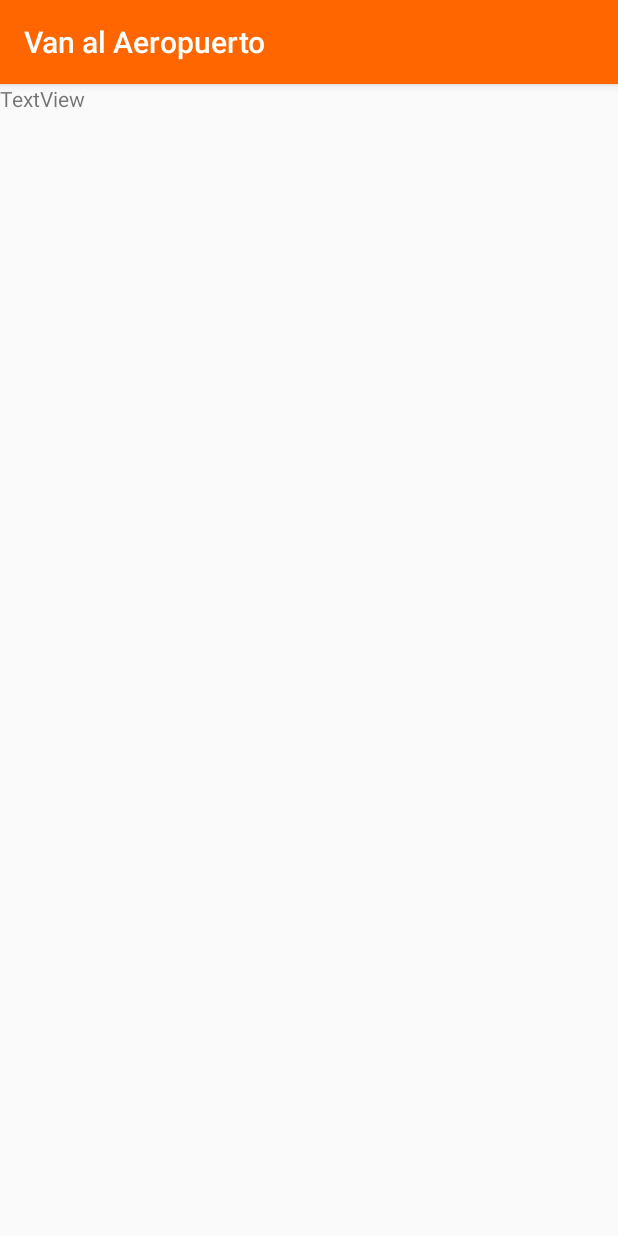
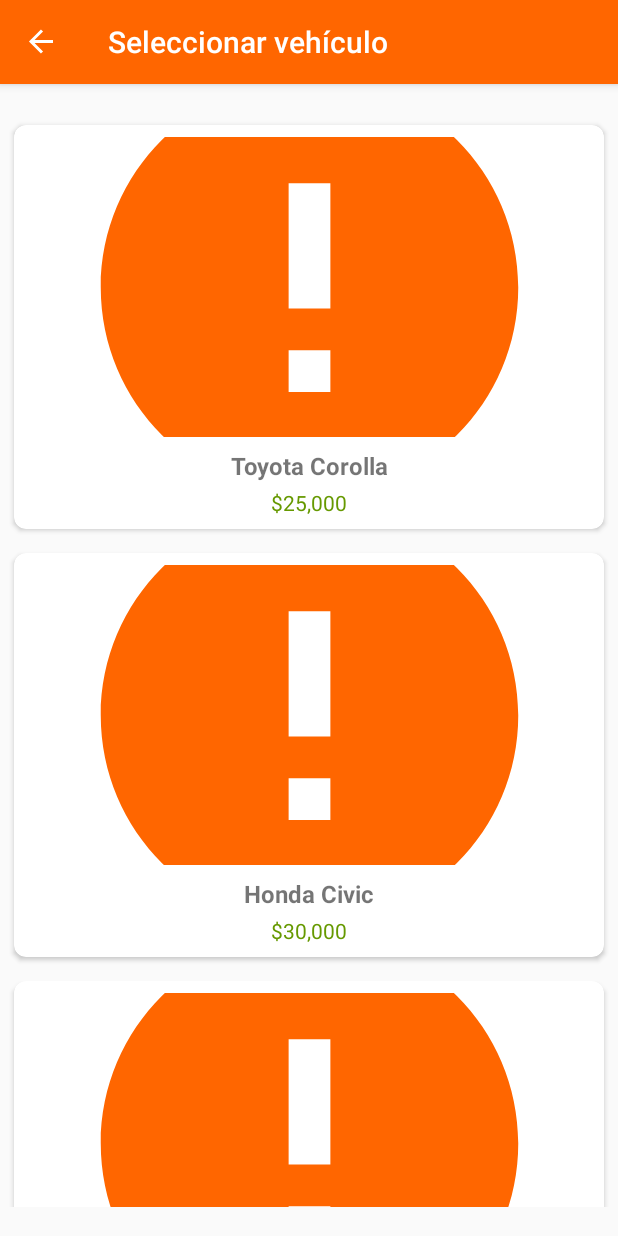
Before and after one commit to juanmartinez-19/vaa, an Android app built with Jetpack Compose: the VehiculosFragment screen opened through its navigation route, on a phone screen of 412 x 824 dp. Run offline under Robolectric (Android 15) with nearby library versions, the phone set to English and light mode, and no system bars; our stand-ins replace navigation-ui; pictures from the network do not load.

Commit message:
Pantalla que lista los vehículos

```diff
--- a/app/src/main/java/com/example/vanalaeropuerto/activities/HomeActivity.kt
+++ b/app/src/main/java/com/example/vanalaeropuerto/activities/HomeActivity.kt
@@ -2,6 +2,7 @@ package com.example.vanalaeropuerto.activities
 
 import android.os.Bundle
 import android.widget.TextView
+import android.widget.Toolbar
 import androidx.activity.ComponentActivity
 import androidx.activity.compose.setContent
 import androidx.appcompat.app.AppCompatActivity
@@ -12,18 +13,28 @@ import androidx.compose.material3.Text
 import androidx.compose.runtime.Composable
 import androidx.compose.ui.Modifier
 import androidx.compose.ui.tooling.preview.Preview
+import androidx.navigation.findNavController
+import androidx.navigation.fragment.NavHostFragment
+import androidx.navigation.ui.NavigationUI.setupActionBarWithNavController
+import androidx.navigation.ui.setupActionBarWithNavController
 import com.example.vanalaeropuerto.R
 import com.example.vanalaeropuerto.activities.ui.theme.VanAlAeropuertoTheme
 
 class HomeActivity : AppCompatActivity() {
 
-
-
     override fun onCreate(savedInstanceState: Bundle?) {
         super.onCreate(savedInstanceState)
         setContentView(R.layout.home_activity)
 
+        val navHostFragment = supportFragmentManager.findFragmentById(R.id.nav_host_fragment_home) as NavHostFragment
+        val navController = navHostFragment.navController
 
+        setupActionBarWithNavController(navController)
+    }
+
+    override fun onSupportNavigateUp(): Boolean {
+        val navController = findNavController(R.id.nav_host_fragment_home)
+        return navController.navigateUp() || super.onSupportNavigateUp()
     }
 
 }
--- /dev/null
+++ b/app/src/main/java/com/example/vanalaeropuerto/adapters/VehicleAdapter.kt
@@ -0,0 +1,83 @@
+package com.example.vanalaeropuerto.adapters
+
+import android.view.LayoutInflater
+import android.view.View
+import android.view.ViewGroup
+import android.widget.ImageView
+import android.widget.TextView
+import androidx.recyclerview.widget.RecyclerView
+import com.bumptech.glide.Glide
+import com.example.vanalaeropuerto.R
+import com.example.vanalaeropuerto.entities.Vehicle
+import java.text.NumberFormat
+import java.util.Locale
+
+class VehicleAdapter(
+    var vehicles : MutableList<Vehicle>,
+    var onClick : (Int) -> Unit
+) : RecyclerView.Adapter<VehicleAdapter.VehicleHolder>() {
+
+    class VehicleHolder(view : View) : RecyclerView.ViewHolder(view)
+    {
+
+        private var v : View
+        init {
+            this.v = view
+        }
+
+        fun setVehicleName(name : String)  {
+            val txtTitle : TextView = v.findViewById(R.id.tvVehicleName)
+            txtTitle.text = name
+        }
+        fun setVehiclePrice(price: Double) {
+            val txtPrice: TextView = v.findViewById(R.id.etVehiclePrice)
+
+            val numberFormat = NumberFormat.getNumberInstance(Locale.getDefault())
+
+            val formattedPrice = numberFormat.format(price)
+
+            txtPrice.text = "$$formattedPrice"
+        }
+
+        fun setProductImage(imageUri: String) {
+            val imgVehicle: ImageView = v.findViewById(R.id.ivVehicleImage)
+
+            Glide.with(imgVehicle.context)
+                .load(imageUri)
+                .placeholder(R.drawable.placeholderimage_124)
+                .error(R.drawable.image_error_24)
+                .into(imgVehicle)
+        }
+
+    }
+
+    override fun onCreateViewHolder(parent: ViewGroup, viewType: Int): VehicleHolder {
+        val view = LayoutInflater.from(parent.context).inflate(R.layout.item_vehicle,parent,false)
+        return (VehicleHolder(view))
+    }
+
+    override fun getItemCount(): Int {
+        return vehicles.size
+    }
+
+    fun getSelectedProduct(position: Int):Vehicle {
+        return vehicles[position]
+    }
+
+    fun submitList(newProducts: MutableList<Vehicle>) {
+        vehicles.clear()
+        vehicles.addAll(newProducts)
+        notifyDataSetChanged()
+    }
+
+    override fun onBindViewHolder(holder: VehicleHolder, position: Int) {
+        vehicles[position].getVehicleName()?.let { holder.setVehicleName(it) }
+        vehicles[position].getVehiclePrice()?.let { holder.setVehiclePrice(it) }
+        vehicles[position].getVehicleUrlImage()?.let { holder.setProductImage(it) }
+
+        holder.itemView.setOnClickListener() {
+            onClick(position)
+        }
+    }
+
+}
--- /dev/null
+++ b/app/src/main/java/com/example/vanalaeropuerto/data/MyResult.kt
@@ -0,0 +1,7 @@
+package com.example.vanalaeropuerto.data
+
+sealed class MyResult<out T> {
+    data class Success<out T>(val data: T) : MyResult<T>()
+    data class Failure(val exception: Exception) : MyResult<Nothing>()
+
+}
--- /dev/null
+++ b/app/src/main/java/com/example/vanalaeropuerto/data/VehiclesRepository.kt
@@ -0,0 +1,66 @@
+package com.example.vanalaeropuerto.data
+
+import android.content.ContentValues
+import android.util.Log
+import com.example.vanalaeropuerto.entities.Vehicle
+
+class VehiclesRepository {
+
+    suspend fun getVehicles () : MyResult<MutableList<Vehicle>> {
+        var vehiclesList : MutableList<Vehicle> = mutableListOf()
+
+        vehiclesList.add(
+            Vehicle(
+                vehicleId = "1",
+                vehiclePrice = 25000.0,
+                vehicleDriver = "John Doe",
+                vehicleName = "Toyota Corolla",
+                vehicleUrlImage = "https://tcl-s3-bucket.s3.amazonaws.com/web/media/images/Corolla_destacado.max-730x330_2.max-730x330.png"
+            )
+        )
+        vehiclesList.add(
+            Vehicle(
+                vehicleId = "2",
+                vehiclePrice = 30000.0,
+                vehicleDriver = "Jane Smith",
+                vehicleName = "Honda Civic",
+                vehicleUrlImage = "https://cdn.motor1.com/images/mgl/WV6rr/s1/lanzamiento-honda-civic-2017.webp"
+            )
+        )
+        vehiclesList.add(
+            Vehicle(
+                vehicleId = "3",
+                vehiclePrice = 20000.0,
+                vehicleDriver = "Mike Johnson",
+                vehicleName = "Ford Focus",
+                vehicleUrlImage = "https://www.carone.com.ar/wp-content/uploads/2024/05/fc78c9f4-6351-430f-8fe1-d5f8209bb9f5-1.jpg"
+            )
+        )
+        vehiclesList.add(
+            Vehicle(
+                vehicleId = "4",
+                vehiclePrice = 45000.0,
+                vehicleDriver = "Emily Davis",
+                vehicleName = "BMW 3 Series",
+                vehicleUrlImage = "https://www.bmw.cl/content/dam/bmw/common/all-models/3-series/sedan/2022/navigation/bmw-3-series-sedan-lci-modelfinder.png/jcr:content/renditions/cq5dam.resized.img.585.low.time1652686057507.png"
+            )
+        )
+
+        return MyResult.Success(vehiclesList)
+
+        /*
+        return try {
+            val documents =  db.collection("products")
+                .get()
+                .await()
+            productsList = documents.toObjects(Vehicle::class.java)
+            return MyResult.Success(productsList)
+        } catch (e : Exception) {
+            Log.e(ContentValues.TAG, "Exception thrown: ${e.message}")
+            MyResult.Failure(e)
+        }
+        */
+    }
+
+
+}
--- /dev/null
+++ b/app/src/main/java/com/example/vanalaeropuerto/entities/Person.kt
@@ -0,0 +1,4 @@
+package com.example.vanalaeropuerto.entities
+
+class Person {
+}
--- /dev/null
+++ b/app/src/main/java/com/example/vanalaeropuerto/entities/Trip.kt
@@ -0,0 +1,4 @@
+package com.example.vanalaeropuerto.entities
+
+class Trip {
+}
--- /dev/null
+++ b/app/src/main/java/com/example/vanalaeropuerto/entities/Vehicle.kt
@@ -0,0 +1,31 @@
+package com.example.vanalaeropuerto.entities
+
+class Vehicle (
+    private var vehicleId : String?="",
+    private var vehiclePrice : Double?=0.0,
+    private var vehicleDriver : String?="",
+    private var vehicleName : String?="",
+    private var vehicleUrlImage : String?
+) {
+
+    fun getVehiclePrice() : Double? {
+        return this.vehiclePrice
+    }
+
+    fun getVehicleDriver() : String? {
+        return this.vehicleDriver
+    }
+
+    fun getVehicleId() : String? {
+        return this.vehicleId
+    }
+
+    fun getVehicleName() : String? {
+        return this.vehicleName
+    }
+
+    fun getVehicleUrlImage() : String? {
+        return this.vehicleUrlImage
+    }
+
+}
--- a/app/src/main/java/com/example/vanalaeropuerto/fragments/VehiculosFragment.kt
+++ b/app/src/main/java/com/example/vanalaeropuerto/fragments/VehiculosFragment.kt
@@ -2,14 +2,31 @@ package com.example.vanalaeropuerto.fragments
 
 import androidx.lifecycle.ViewModelProvider
 import android.os.Bundle
+import android.util.Log
 import androidx.fragment.app.Fragment
 import android.view.LayoutInflater
 import android.view.View
 import android.view.ViewGroup
+import android.widget.ProgressBar
+import android.widget.TextView
+import androidx.lifecycle.Observer
+import androidx.navigation.fragment.findNavController
+import androidx.recyclerview.widget.GridLayoutManager
+import androidx.recyclerview.widget.LinearLayoutManager
+import androidx.recyclerview.widget.RecyclerView
 import com.example.vanalaeropuerto.R
+import com.example.vanalaeropuerto.adapters.VehicleAdapter
+import com.example.vanalaeropuerto.data.ViewState
 import com.example.vanalaeropuerto.viewmodels.VehiculosViewModel
 
 class VehiculosFragment : Fragment() {
+
+    lateinit var v : View
+    lateinit var recyclerVehicles : RecyclerView
+    lateinit var vehicleAdapter : VehicleAdapter
+    // State
+    lateinit var progressBar : ProgressBar
+    lateinit var textViewError : TextView
 
     companion object {
         fun newInstance() = VehiculosFragment()
@@ -21,13 +38,92 @@ class VehiculosFragment : Fragment() {
         inflater: LayoutInflater, container: ViewGroup?,
         savedInstanceState: Bundle?
     ): View? {
-        return inflater.inflate(R.layout.fragment_vehiculos, container, false)
+        v = inflater.inflate(R.layout.fragment_vehiculos, container, false)
+
+        recyclerVehicles = v.findViewById(R.id.recyclerVehicles)
+        progressBar = v.findViewById(R.id.progressBarLoading)
+
+        val navController = findNavController()
+        val backStackEntryCount = navController.currentBackStackEntry?.let {
+            it.arguments?.size() ?: 0
+        } ?: 0
+
+        Log.d("Navigation", "Back stack entry count: $backStackEntryCount")
+
+
+
+
+        return v
     }
 
-    override fun onActivityCreated(savedInstanceState: Bundle?) {
-        super.onActivityCreated(savedInstanceState)
+    override fun onViewCreated(view: View, savedInstanceState: Bundle?) {
+        super.onViewCreated(view, savedInstanceState)
         viewModel = ViewModelProvider(this).get(VehiculosViewModel::class.java)
+
+        recyclerVehicles.layoutManager = LinearLayoutManager(context)
+        vehicleAdapter = VehicleAdapter(mutableListOf()) {
+            val vehicle = vehicleAdapter.getSelectedProduct(it)
+            //val action = HomeFragmentDirections.actionHomeFragmentToProductDetailFragment(product)
+            //findNavController().navigate(action)
+        }
+        recyclerVehicles.adapter = vehicleAdapter
+
+        viewModel.getProducts()
+
+        this.observeProductsList()
+
+        this.observeState()
+
 
     }
 
+    private fun observeProductsList() {
+        viewModel._vehiclesList.observe(viewLifecycleOwner, Observer { _productsList ->
+            if (_productsList != null) {
+                vehicleAdapter.submitList(_productsList)
+            }
+        })
+    }
+
+    private fun observeState() {
+        viewModel.viewState.observe(viewLifecycleOwner, Observer { viewState ->
+            when (viewState) {
+                is ViewState.Loading -> {
+                    this.showLoading()
+                }
+                is ViewState.Failure -> {
+                    this.showError()
+                }
+                is ViewState.Idle -> {
+                    this.hideLoading()
+                }
+                is ViewState.Empty ->{
+                    this.showEmpty()
+                } else ->{
+                this.showError()
+            }
+            }
+        })
+    }
+
+    private fun showEmpty() {
+        progressBar.visibility = View.GONE
+        recyclerVehicles.visibility = View.GONE
+    }
+
+    private fun showLoading() {
+        progressBar.visibility = View.VISIBLE
+        recyclerVehicles.visibility = View.GONE
+    }
+
+    private fun hideLoading() {
+        progressBar.visibility = View.GONE
+        recyclerVehicles.visibility = View.VISIBLE
+    }
+
+    private fun showError() {
+        progressBar.visibility = View.GONE
+        recyclerVehicles.visibility = View.GONE
+    }
+
 }
--- a/app/src/main/java/com/example/vanalaeropuerto/viewmodels/HomeViewModel.kt
+++ b/app/src/main/java/com/example/vanalaeropuerto/viewmodels/HomeViewModel.kt
@@ -49,4 +49,5 @@ class HomeViewModel : ViewModel() {
 
 
 
+
 }
--- a/app/src/main/java/com/example/vanalaeropuerto/viewmodels/VehiculosViewModel.kt
+++ b/app/src/main/java/com/example/vanalaeropuerto/viewmodels/VehiculosViewModel.kt
@@ -1,7 +1,47 @@
 package com.example.vanalaeropuerto.viewmodels
 
+import android.util.Log
+import androidx.lifecycle.LiveData
+import androidx.lifecycle.MutableLiveData
 import androidx.lifecycle.ViewModel
+import androidx.lifecycle.viewModelScope
+import com.example.vanalaeropuerto.data.MyResult
+import com.example.vanalaeropuerto.data.VehiclesRepository
+import com.example.vanalaeropuerto.data.ViewState
+import com.example.vanalaeropuerto.entities.Vehicle
+import kotlinx.coroutines.launch
 
 class VehiculosViewModel : ViewModel() {
-    // TODO: Implement the ViewModel
+    private val _viewState = MutableLiveData<ViewState>()
+    val viewState: LiveData<ViewState> get() = _viewState
+    var _vehiclesList : MutableLiveData<MutableList<Vehicle>?> = MutableLiveData()
+    val getVehiclesUseCase : VehiclesRepository = VehiclesRepository()
+
+    init {
+        _viewState.value = ViewState.Idle
+    }
+    fun getProducts() {
+        viewModelScope.launch {
+            _viewState.value = ViewState.Loading
+            when (val result = getVehiclesUseCase.getVehicles()){
+                is MyResult.Success -> {
+                    if (result.data.isNotEmpty()) {
+                        _vehiclesList.value = result.data
+                        _viewState.value = ViewState.Idle
+
+                    } else {
+                        _viewState.value = ViewState.Empty
+                    }
+                }
+                is MyResult.Failure -> {
+                    _viewState.value = ViewState.Failure
+                    Log.d("TEST", _viewState.value.toString())
+                }
+            }
+
+
+        }
+    }
+
+
 }
--- /dev/null
+++ b/app/src/main/res/drawable/image_error_124.xml
@@ -0,0 +1,5 @@
+<vector android:height="124dp" android:tint="#FF6600"
+    android:viewportHeight="24" android:viewportWidth="24"
+    android:width="124dp" xmlns:android="http://schemas.android.com/apk/res/android">
+    <path android:fillColor="@android:color/white" android:pathData="M12,2C6.48,2 2,6.48 2,12s4.48,10 10,10 10,-4.48 10,-10S17.52,2 12,2zM13,17h-2v-2h2v2zM13,13h-2L11,7h2v6z"/>
+</vector>
--- /dev/null
+++ b/app/src/main/res/drawable/image_error_24.xml
@@ -0,0 +1,5 @@
+<vector android:height="24dp" android:tint="#FF6600"
+    android:viewportHeight="24" android:viewportWidth="24"
+    android:width="24dp" xmlns:android="http://schemas.android.com/apk/res/android">
+    <path android:fillColor="@android:color/white" android:pathData="M12,2C6.48,2 2,6.48 2,12s4.48,10 10,10 10,-4.48 10,-10S17.52,2 12,2zM13,17h-2v-2h2v2zM13,13h-2L11,7h2v6z"/>
+</vector>
--- /dev/null
+++ b/app/src/main/res/drawable/placeholderimage_124.xml
@@ -0,0 +1,5 @@
+<vector android:height="124dp" android:tint="#FF6600"
+    android:viewportHeight="24" android:viewportWidth="24"
+    android:width="124dp" xmlns:android="http://schemas.android.com/apk/res/android">
+    <path android:fillColor="@android:color/white" android:pathData="M21,19V5c0,-1.1 -0.9,-2 -2,-2H5c-1.1,0 -2,0.9 -2,2v14c0,1.1 0.9,2 2,2h14c1.1,0 2,-0.9 2,-2zM8.5,13.5l2.5,3.01L14.5,12l4.5,6H5l3.5,-4.5z"/>
+</vector>
--- a/app/src/main/res/layout/fragment_vehiculos.xml
+++ b/app/src/main/res/layout/fragment_vehiculos.xml
@@ -1,16 +1,36 @@
 <?xml version="1.0" encoding="utf-8"?>
 <androidx.constraintlayout.widget.ConstraintLayout xmlns:android="http://schemas.android.com/apk/res/android"
+    xmlns:app="http://schemas.android.com/apk/res-auto"
     xmlns:tools="http://schemas.android.com/tools"
     android:id="@+id/frameLayout2"
     android:layout_width="match_parent"
     android:layout_height="match_parent"
     tools:context=".fragments.VehiculosFragment" >
 
-    <TextView
-        android:id="@+id/textView"
+    <androidx.recyclerview.widget.RecyclerView
+        android:id="@+id/recyclerVehicles"
+        android:layout_width="409dp"
+        android:layout_height="729dp"
+        android:layout_marginStart="1dp"
+        android:layout_marginTop="1dp"
+        android:layout_marginEnd="1dp"
+        android:layout_marginBottom="1dp"
+        app:layout_constraintBottom_toBottomOf="parent"
+        app:layout_constraintEnd_toEndOf="parent"
+        app:layout_constraintStart_toStartOf="parent"
+        app:layout_constraintTop_toTopOf="parent" />
+
+    <!-- ProgressBar for loading indicator -->
+    <ProgressBar
+        android:id="@+id/progressBarLoading"
+        style="?android:attr/progressBarStyle"
         android:layout_width="wrap_content"
         android:layout_height="wrap_content"
-        android:text="TextView"
-        tools:layout_editor_absoluteX="149dp"
-        tools:layout_editor_absoluteY="167dp" />
+        app:layout_constraintBottom_toBottomOf="parent"
+        app:layout_constraintEnd_toEndOf="parent"
+        app:layout_constraintStart_toStartOf="parent"
+        app:layout_constraintTop_toTopOf="parent"
+        app:layout_constraintVertical_bias="0.557" />
+
+
 </androidx.constraintlayout.widget.ConstraintLayout>
--- a/app/src/main/res/layout/home_activity.xml
+++ b/app/src/main/res/layout/home_activity.xml
@@ -15,5 +15,4 @@
         app:navGraph="@navigation/main_navgraph"
         app:defaultNavHost="true" />
 
-
 </androidx.drawerlayout.widget.DrawerLayout>
--- /dev/null
+++ b/app/src/main/res/layout/item_vehicle.xml
@@ -0,0 +1,59 @@
+<?xml version="1.0" encoding="utf-8"?>
+<androidx.cardview.widget.CardView xmlns:android="http://schemas.android.com/apk/res/android"
+    xmlns:app="http://schemas.android.com/apk/res-auto"
+    xmlns:tools="http://schemas.android.com/tools"
+    android:id="@+id/cardViewVehicles"
+    android:layout_width="match_parent"
+    android:layout_height="wrap_content"
+    android:layout_margin="8dp"
+    android:elevation="8dp"
+    app:cardCornerRadius="8dp">
+
+    <androidx.constraintlayout.widget.ConstraintLayout
+        android:layout_width="match_parent"
+        android:layout_height="wrap_content"
+        android:layout_margin="8dp">
+
+        <!-- Imagen del producto -->
+        <ImageView
+            android:id="@+id/ivVehicleImage"
+            android:layout_width="334dp"
+            android:layout_height="200dp"
+            android:scaleType="centerCrop"
+            app:layout_constraintBottom_toTopOf="@+id/tvVehicleName"
+            app:layout_constraintEnd_toEndOf="parent"
+            app:layout_constraintStart_toStartOf="parent"
+            app:layout_constraintTop_toTopOf="parent" />
+
+        <!-- Nombre del producto -->
+        <TextView
+            android:id="@+id/tvVehicleName"
+            android:layout_width="0dp"
+            android:layout_height="wrap_content"
+            android:layout_marginTop="8dp"
+            android:gravity="center"
+            android:text="Product Name"
+            android:textSize="16sp"
+            android:textStyle="bold"
+            app:layout_constraintTop_toBottomOf="@+id/ivVehicleImage"
+            app:layout_constraintStart_toStartOf="parent"
+            app:layout_constraintEnd_toEndOf="parent" />
+
+        <!-- Precio del producto -->
+        <TextView
+            android:id="@+id/etVehiclePrice"
+            android:layout_width="0dp"
+            android:layout_height="wrap_content"
+            android:layout_marginTop="4dp"
+            android:gravity="center"
+            android:text="Price"
+            android:textSize="14sp"
+            android:textColor="@android:color/holo_green_dark"
+            app:layout_constraintTop_toBottomOf="@+id/tvVehicleName"
+            app:layout_constraintStart_toStartOf="parent"
+            app:layout_constraintEnd_toEndOf="parent"
+            app:layout_constraintBottom_toBottomOf="parent" />
+
+    </androidx.constraintlayout.widget.ConstraintLayout>
+
+</androidx.cardview.widget.CardView>
--- a/app/src/main/res/navigation/main_navgraph.xml
+++ b/app/src/main/res/navigation/main_navgraph.xml
@@ -8,7 +8,7 @@
     <fragment
         android:id="@+id/homeFragment"
         android:name="com.example.vanalaeropuerto.fragments.HomeFragment"
-        android:label="fragment_home"
+        android:label="Home"
         tools:layout="@layout/fragment_home" >
         <action
             android:id="@+id/actionHomeFragmentToVehiculosFragment"
@@ -17,6 +17,6 @@
     <fragment
         android:id="@+id/vehiculosFragment"
         android:name="com.example.vanalaeropuerto.fragments.VehiculosFragment"
-        android:label="fragment_vehiculos"
+        android:label="Seleccionar vehículo"
         tools:layout="@layout/fragment_vehiculos" />
 </navigation>
```
